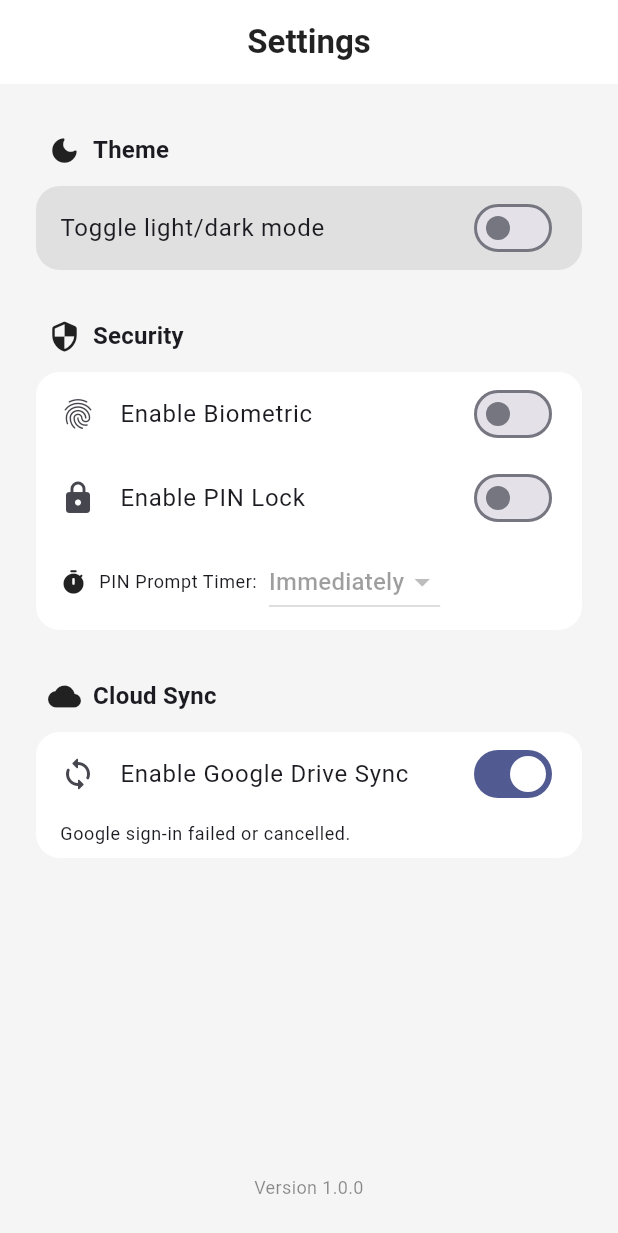
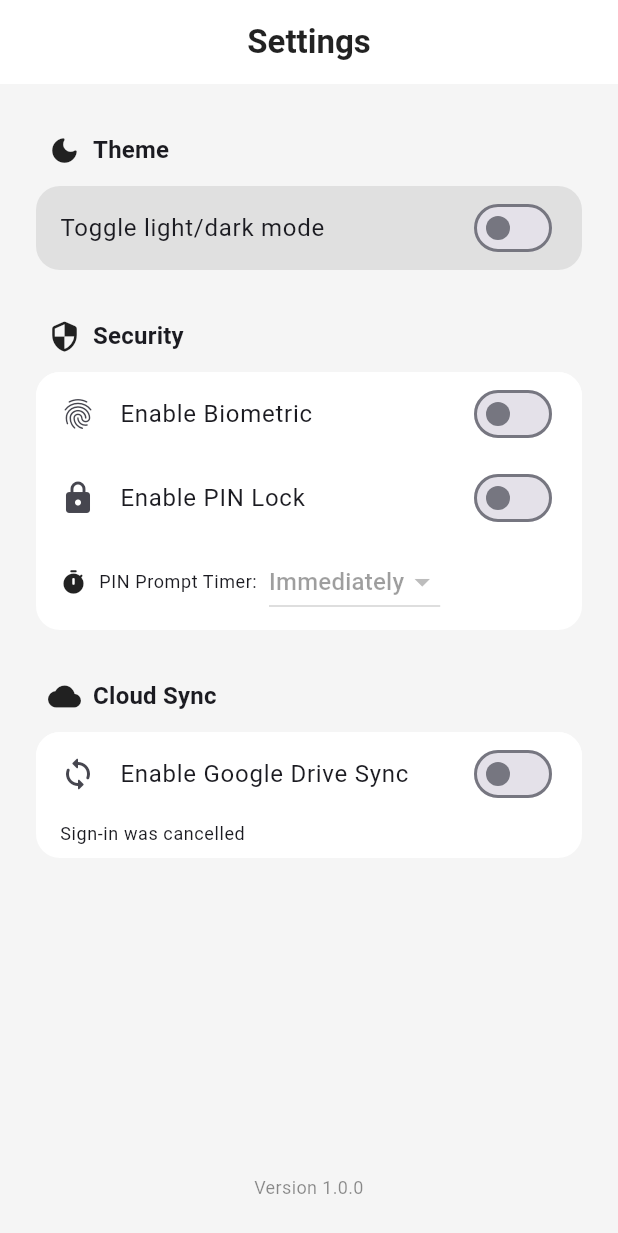
Before and after one commit to kandilidinesh/VaultDeck, a Flutter app: the SettingsPage screen opened directly with empty values, after a tap on "Enable Google Drive Sync", on a phone screen of 412 x 824 dp. Shown: the top 1233 px of the screen. Run offline on Flutter 3.47's test engine with Material 3 defaults, Android fonts, the phone set to English and light mode, and no system bars; our stand-ins replace flutter_secure_storage, flutter_svg, google_sign_in, hive, hive_flutter, local_auth; missing offline and left inert: googleapis; accounts and stored records are empty.

Commit message:
Add cloud sync functionality with Google Drive and iCloud support
- Introduced CloudSyncService for managing cloud synchronization.
- Implemented methods for enabling/disabling cloud sync and performing sync operations.
- Updated CloudSyncSection to utilize CloudSyncService for status updates and user interactions.
- Added error handling and user-friendly messages for sync operations.
- Created unit tests for CloudSyncService to ensure functionality and reliability.
- Updated pubspec.yaml to include mockito for testing.
- Added mock classes for testing cloud sync functionality.

```diff
--- a/lib/screens/cloud_sync_section.dart
+++ b/lib/screens/cloud_sync_section.dart
@@ -1,9 +1,6 @@
 import 'package:flutter/material.dart';
 import 'dart:io' show Platform;
-import 'package:google_sign_in/google_sign_in.dart';
-import 'package:googleapis/drive/v3.dart' as drive;
-import 'package:http/http.dart' as http;
-import 'package:flutter/services.dart';
+import '../services/cloud_sync_service.dart';
 
 class CloudSyncSection extends StatefulWidget {
   const CloudSyncSection({super.key});
@@ -13,129 +10,181 @@ class CloudSyncSection extends StatefulWidget {
 }
 
 class _CloudSyncSectionState extends State<CloudSyncSection> {
-  bool _cloudEnabled = false;
+  final CloudSyncService _cloudSyncService = CloudSyncService();
   bool _syncing = false;
   String _status = 'Not synced';
-  drive.DriveApi? _driveApi;
+  bool _showRetryButton = false;
+
+  @override
+  void initState() {
+    super.initState();
+    _initializeCloudSync();
+  }
+
+  Future<void> _initializeCloudSync() async {
+    await _cloudSyncService.initialize();
+    _updateStatus();
+  }
+
+  void _updateStatus() {
+    setState(() {
+      _status = _cloudSyncService.getLastSyncStatus();
+      _showRetryButton = false;
+    });
+  }
 
   void _toggleCloud(bool value) async {
+    if (value && !_cloudSyncService.cloudEnabled) {
+      // Enable cloud sync
+      await _enableCloudSync();
+    } else if (!value && _cloudSyncService.cloudEnabled) {
+      // Disable cloud sync
+      await _disableCloudSync();
+    }
+  }
+
+  Future<void> _enableCloudSync() async {
     setState(() {
-      _cloudEnabled = value;
+      _syncing = true;
+      _status = 'Setting up cloud sync...';
+      _showRetryButton = false;
     });
-    if (value) {
-      if (Platform.isAndroid) {
-        final signedIn = await _signInWithGoogle();
 
-        if (signedIn && _driveApi != null) {
-          await _syncWithGoogleDrive();
+    try {
+      final success = await _cloudSyncService.enableCloudSync();
+      if (success) {
+        setState(() {
+          _status = 'Successfully synced ${_cloudSyncService.getCardCount()} cards!';
+          _showRetryButton = false;
+        });
       } else {
         setState(() {
-            _status = 'Google sign-in failed or cancelled.';
+          _status = 'Failed to enable cloud sync';
+          _showRetryButton = true;
         });
       }
-      } else if (Platform.isIOS) {
-        await _syncWithICloud();
-      }
-    } else {
+    } catch (e) {
       setState(() {
-        _status = Platform.isIOS
-            ? 'iCloud sync disabled'
-            : 'Google Drive sync disabled';
+        _status = e.toString();
+        _showRetryButton = _shouldShowRetryButton(e.toString());
+      });
+    } finally {
+      setState(() {
+        _syncing = false;
       });
     }
   }
 
-  Future<bool> _signInWithGoogle() async {
-    final googleSignIn = GoogleSignIn.standard(
-      scopes: [drive.DriveApi.driveFileScope],
-    );
+  Future<void> _disableCloudSync() async {
     try {
-      final account = await googleSignIn.signIn();
-
-      if (account == null) {
+      await _cloudSyncService.disableCloudSync();
       setState(() {
-          _status = 'Google sign-in cancelled';
+        _status = 'Cloud sync disabled';
+        _showRetryButton = false;
       });
-        return false;
-      }
-      final authHeaders = await account.authHeaders;
-
-      final client = GoogleAuthClient(authHeaders);
-      setState(() {
-        _driveApi = drive.DriveApi(client);
-        _status = 'Signed in as ${account.email}';
-      });
-
-      return true;
     } catch (e) {
       setState(() {
-        _status = 'Google sign-in failed: $e';
+        _status = 'Failed to disable cloud sync: ${e.toString()}';
+        _showRetryButton = false;
       });
-      return false;
     }
   }
 
-  Future<void> _syncWithGoogleDrive() async {
+  Future<void> _manualSync() async {
+    if (!_cloudSyncService.cloudEnabled) return;
+
     setState(() {
       _syncing = true;
-      _status = 'Syncing with Google Drive...';
+      _status = 'Syncing...';
+      _showRetryButton = false;
     });
+
     try {
-      if (_driveApi != null) {
-        var file = drive.File();
-        file.name = 'vault_deck.txt';
-        file.mimeType = 'text/plain';
-
-        await _driveApi!.files.create(
-          file,
-          uploadMedia: drive.Media(
-            Stream.value([104, 101, 108, 108, 111]), // 'hello' as bytes
-            5,
-          ),
-        );
-
+      final success = await _cloudSyncService.performSync();
+      if (success) {
         setState(() {
-          _status = 'Synced to Google Drive!';
+          _status = 'Successfully synced ${_cloudSyncService.getCardCount()} cards!';
+          _showRetryButton = false;
         });
       } else {
         setState(() {
-          _status = 'Google Drive API not initialized.';
+          _status = 'Sync failed';
+          _showRetryButton = true;
         });
       }
     } catch (e) {
       setState(() {
-        _status = 'Google Drive sync failed: $e';
+        _status = e.toString();
+        _showRetryButton = _shouldShowRetryButton(e.toString());
       });
-    }
+    } finally {
       setState(() {
         _syncing = false;
       });
     }
+  }
 
-  Future<void> _syncWithICloud() async {
-    setState(() {
-      _syncing = true;
-      _status = 'Syncing with iCloud...';
-    });
-    final platform = MethodChannel('VaultDeck/icloud');
-    try {
-      // Example file content and name
-      final result = await platform.invokeMethod('saveToICloud', {
-        'fileName': 'vault_deck.txt',
-        'content': 'hello', // Replace with your actual data
-      });
-      setState(() {
-        _status = result ?? 'iCloud sync complete';
-      });
-    } catch (e) {
-      setState(() {
-        _status = 'iCloud sync failed';
-        _cloudEnabled = false;
-      });
+  bool _shouldShowRetryButton(String errorMessage) {
+    // Show retry button for recoverable errors
+    final retryableErrors = [
+      'network',
+      'connection',
+      'timeout',
+      'temporarily',
+      'try again',
+      'check your',
+      'ensure you',
+    ];
+
+    final lowerError = errorMessage.toLowerCase();
+    return retryableErrors.any((error) => lowerError.contains(error));
   }
-    setState(() {
-      _syncing = false;
-    });
+
+  void _showErrorDetails() {
+    showDialog(
+      context: context,
+      builder: (context) => AlertDialog(
+        title: const Text('Cloud Sync Issue'),
+        content: Column(
+          mainAxisSize: MainAxisSize.min,
+          crossAxisAlignment: CrossAxisAlignment.start,
+          children: [
+            Text(_status),
+            const SizedBox(height: 16),
+            const Text(
+              'Troubleshooting tips:',
+              style: TextStyle(fontWeight: FontWeight.bold),
+            ),
+            const SizedBox(height: 8),
+            if (Platform.isIOS) ...[
+              const Text('• Check if iCloud Drive is enabled in Settings'),
+              const Text('• Ensure you\'re signed in to iCloud'),
+              const Text('• Check your internet connection'),
+              const Text('• Try signing out and back into iCloud'),
+            ] else ...[
+              const Text('• Check your internet connection'),
+              const Text('• Ensure you\'re signed in to Google'),
+              const Text('• Check Google Drive permissions'),
+              const Text('• Try signing out and back into Google'),
+            ],
+          ],
+        ),
+        actions: [
+          TextButton(
+            onPressed: () => Navigator.of(context).pop(),
+            child: const Text('OK'),
+          ),
+          if (_showRetryButton)
+            TextButton(
+              onPressed: () {
+                Navigator.of(context).pop();
+                _manualSync();
+              },
+              child: const Text('Retry'),
+            ),
+        ],
+      ),
+    );
   }
 
   @override
@@ -147,6 +196,7 @@ class _CloudSyncSectionState extends State<CloudSyncSection> {
         ? 'Enable iCloud Sync'
         : 'Enable Google Drive Sync';
     final screenWidth = MediaQuery.of(context).size.width;
+
     return Column(
       crossAxisAlignment: CrossAxisAlignment.start,
       children: [
@@ -188,7 +238,7 @@ class _CloudSyncSectionState extends State<CloudSyncSection> {
                       overflow: TextOverflow.ellipsis,
                     ),
                   ),
-                  value: _cloudEnabled,
+                  value: _cloudSyncService.cloudEnabled,
                   onChanged: _toggleCloud,
                   secondary: const Icon(Icons.sync_rounded),
                   tileColor: tileBg,
@@ -196,6 +246,16 @@ class _CloudSyncSectionState extends State<CloudSyncSection> {
                     borderRadius: BorderRadius.all(Radius.circular(16)),
                   ),
                   contentPadding: const EdgeInsets.symmetric(horizontal: 16),
+                ),
+                if (_cloudSyncService.cloudEnabled && _cloudSyncService.currentUserEmail != null)
+                  Padding(
+                    padding: const EdgeInsets.symmetric(horizontal: 16),
+                    child: Text(
+                      'Signed in as: ${_cloudSyncService.currentUserEmail}',
+                      style: Theme.of(context).textTheme.bodySmall?.copyWith(
+                        color: Colors.grey[600],
+                      ),
+                    ),
                   ),
                 Padding(
                   padding: const EdgeInsets.only(
@@ -214,16 +274,36 @@ class _CloudSyncSectionState extends State<CloudSyncSection> {
                         ),
                       if (_syncing) const SizedBox(width: 8),
                       Expanded(
+                        child: GestureDetector(
+                          onTap: _status.contains('failed') || _status.contains('error')
+                              ? _showErrorDetails
+                              : null,
                           child: FittedBox(
                             fit: BoxFit.scaleDown,
                             alignment: Alignment.centerLeft,
                             child: Text(
                               _status,
-                            style: Theme.of(context).textTheme.bodySmall,
+                              style: Theme.of(context).textTheme.bodySmall?.copyWith(
+                                color: _status.contains('failed') || _status.contains('error')
+                                    ? Colors.red
+                                    : null,
+                                decoration: _status.contains('failed') || _status.contains('error')
+                                    ? TextDecoration.underline
+                                    : null,
+                              ),
                               maxLines: 1,
                               overflow: TextOverflow.ellipsis,
                             ),
                           ),
+                        ),
+                      ),
+                      if (_cloudSyncService.cloudEnabled && !_syncing)
+                        IconButton(
+                          icon: const Icon(Icons.refresh, size: 18),
+                          onPressed: _manualSync,
+                          tooltip: 'Manual sync',
+                          padding: EdgeInsets.zero,
+                          constraints: const BoxConstraints(),
                         ),
                     ],
                   ),
@@ -236,15 +316,3 @@ class _CloudSyncSectionState extends State<CloudSyncSection> {
     );
   }
 }
-
-// GoogleAuthClient implementation for googleapis
-class GoogleAuthClient extends http.BaseClient {
-  final Map<String, String> _headers;
-  final http.Client _client = http.Client();
-  GoogleAuthClient(this._headers);
-  @override
-  Future<http.StreamedResponse> send(http.BaseRequest request) {
-    request.headers.addAll(_headers);
-    return _client.send(request);
-  }
-}
--- /dev/null
+++ b/lib/services/cloud_sync_service.dart
@@ -0,0 +1,316 @@
+import 'dart:io' show Platform, SocketException;
+import 'dart:convert';
+import 'dart:async' show TimeoutException;
+import 'package:hive/hive.dart';
+import 'package:google_sign_in/google_sign_in.dart';
+import 'package:googleapis/drive/v3.dart' as drive;
+import 'package:http/http.dart' as http;
+import 'package:flutter/services.dart';
+import '../models/card_model.dart';
+import 'card_storage.dart';
+
+class CloudSyncService {
+  static const String _syncFileName = 'vaultdeck_cards.json';
+  static const String _settingsBox = 'settingsBox';
+  static const String _cloudSyncEnabledKey = 'cloudSyncEnabled';
+  static const String _lastSyncTimeKey = 'lastSyncTime';
+  static const String _cloudUserEmailKey = 'cloudUserEmail';
+
+  drive.DriveApi? _driveApi;
+  String? _currentUserEmail;
+  DateTime? _lastSyncTime;
+  bool _cloudEnabled = false;
+
+  // Singleton pattern
+  static final CloudSyncService _instance = CloudSyncService._internal();
+  factory CloudSyncService() => _instance;
+  CloudSyncService._internal();
+
+  // Getters
+  bool get cloudEnabled => _cloudEnabled;
+  String? get currentUserEmail => _currentUserEmail;
+  DateTime? get lastSyncTime => _lastSyncTime;
+  drive.DriveApi? get driveApi => _driveApi;
+
+  Future<void> initialize() async {
+    await _loadCloudSyncState();
+  }
+
+  Future<void> _loadCloudSyncState() async {
+    final box = await Hive.openBox(_settingsBox);
+    _cloudEnabled = box.get(_cloudSyncEnabledKey, defaultValue: false);
+    _lastSyncTime = box.get(_lastSyncTimeKey) != null
+        ? DateTime.parse(box.get(_lastSyncTimeKey))
+        : null;
+    _currentUserEmail = box.get(_cloudUserEmailKey);
+  }
+
+  Future<void> _saveCloudSyncState() async {
+    final box = await Hive.openBox(_settingsBox);
+    await box.put(_cloudSyncEnabledKey, _cloudEnabled);
+    if (_lastSyncTime != null) {
+      await box.put(_lastSyncTimeKey, _lastSyncTime!.toIso8601String());
+    }
+    if (_currentUserEmail != null) {
+      await box.put(_cloudUserEmailKey, _currentUserEmail);
+    }
+  }
+
+  String _getUserFriendlyErrorMessage(dynamic error) {
+    if (error is PlatformException) {
+      switch (error.code) {
+        case 'NO_ICLOUD':
+          return 'iCloud Drive is not available. Please check your iCloud settings and ensure you\'re signed in.';
+        case 'NETWORK_ERROR':
+          return 'Network connection is required for cloud sync. Please check your internet connection.';
+        case 'AUTHENTICATION_FAILED':
+          return 'Authentication failed. Please try signing in again.';
+        case 'PERMISSION_DENIED':
+          return 'Permission denied. Please check your cloud storage permissions.';
+        case 'STORAGE_FULL':
+          return 'Cloud storage is full. Please free up some space and try again.';
+        case 'FILE_NOT_FOUND':
+          return 'Sync file not found. This may be your first sync.';
+        case 'QUOTA_EXCEEDED':
+          return 'Cloud storage quota exceeded. Please upgrade your storage plan.';
+        default:
+          return 'Cloud sync failed. Please try again later.';
+      }
+    } else if (error is SocketException) {
+      return 'No internet connection. Please check your network settings.';
+    } else if (error is TimeoutException) {
+      return 'Sync timed out. Please check your connection and try again.';
+    } else if (error is CloudSyncException) {
+      return error.message;
+    } else {
+      // For any other unexpected errors, show a generic message
+      return 'Something went wrong. Please try again later.';
+    }
+  }
+
+  Future<bool> enableCloudSync() async {
+    if (Platform.isAndroid) {
+      return await _enableGoogleDriveSync();
+    } else if (Platform.isIOS) {
+      return await _enableICloudSync();
+    }
+    return false;
+  }
+
+  Future<bool> _enableGoogleDriveSync() async {
+    try {
+      final signedIn = await _signInWithGoogle();
+      if (signedIn && _driveApi != null) {
+        final syncSuccess = await _syncWithGoogleDrive();
+        if (syncSuccess) {
+          _cloudEnabled = true;
+          await _saveCloudSyncState();
+        }
+        return syncSuccess;
+      }
+      return false;
+    } catch (e) {
+      throw CloudSyncException(_getUserFriendlyErrorMessage(e));
+    }
+  }
+
+  Future<bool> _enableICloudSync() async {
+    try {
+      final syncSuccess = await _syncWithICloud();
+      if (syncSuccess) {
+        _cloudEnabled = true;
+        await _saveCloudSyncState();
+      }
+      return syncSuccess;
+    } catch (e) {
+      throw CloudSyncException(_getUserFriendlyErrorMessage(e));
+    }
+  }
+
+  Future<void> disableCloudSync() async {
+    if (Platform.isAndroid && _driveApi != null) {
+      try {
+        final googleSignIn = GoogleSignIn.standard();
+        await googleSignIn.signOut();
+      } catch (e) {
+        // Ignore sign out errors
+      }
+    }
+
+    _cloudEnabled = false;
+    _currentUserEmail = null;
+    _driveApi = null;
+    await _saveCloudSyncState();
+  }
+
+  Future<bool> _signInWithGoogle() async {
+    final googleSignIn = GoogleSignIn.standard(
+      scopes: [drive.DriveApi.driveFileScope],
+    );
+
+    try {
+      final account = await googleSignIn.signIn();
+      if (account == null) {
+        throw CloudSyncException('Sign-in was cancelled');
+      }
+
+      final authHeaders = await account.authHeaders;
+      final client = GoogleAuthClient(authHeaders);
+
+      _driveApi = drive.DriveApi(client);
+      _currentUserEmail = account.email;
+
+      return true;
+    } catch (e) {
+      if (e is CloudSyncException) {
+        rethrow;
+      }
+      throw CloudSyncException(_getUserFriendlyErrorMessage(e));
+    }
+  }
+
+  Future<bool> _syncWithGoogleDrive() async {
+    if (_driveApi == null) {
+      throw CloudSyncException('Google Drive is not available');
+    }
+
+    try {
+      final cards = CardStorage.getAllCards();
+      final jsonData = _createSyncData(cards);
+      final bytes = utf8.encode(jsonData);
+
+      // Check if file already exists
+      final existingFiles = await _driveApi!.files.list(
+        q: "name='$_syncFileName' and trashed=false",
+      );
+
+      if (existingFiles.files != null && existingFiles.files!.isNotEmpty) {
+        // Update existing file
+        final fileId = existingFiles.files!.first.id;
+        await _driveApi!.files.update(
+          drive.File(),
+          fileId!,
+          uploadMedia: drive.Media(Stream.value(bytes), bytes.length),
+        );
+      } else {
+        // Create new file
+        final file = drive.File()
+          ..name = _syncFileName
+          ..mimeType = 'application/json';
+
+        await _driveApi!.files.create(
+          file,
+          uploadMedia: drive.Media(Stream.value(bytes), bytes.length),
+        );
+      }
+
+      _lastSyncTime = DateTime.now();
+      await _saveCloudSyncState();
+      return true;
+    } catch (e) {
+      throw CloudSyncException(_getUserFriendlyErrorMessage(e));
+    }
+  }
+
+  Future<bool> _syncWithICloud() async {
+    try {
+      final cards = CardStorage.getAllCards();
+      final jsonData = _createSyncData(cards);
+
+      final platform = MethodChannel('VaultDeck/icloud');
+      await platform.invokeMethod('saveToICloud', {
+        'fileName': _syncFileName,
+        'content': jsonData,
+      });
+
+      _lastSyncTime = DateTime.now();
+      await _saveCloudSyncState();
+      return true;
+    } catch (e) {
+      throw CloudSyncException(_getUserFriendlyErrorMessage(e));
+    }
+  }
+
+  String _createSyncData(List<CardModel> cards) {
+    final cardData = cards
+        .map(
+          (card) => {
+            'cardHolderName': card.cardHolderName,
+            'cardNumber': card.cardNumber,
+            'expiryDate': card.expiryDate,
+            'cardType': card.cardType,
+            'cvv': card.cvv,
+            'pin': card.pin,
+            'nickname': card.nickname,
+            'bankName': card.bankName,
+            'notes': card.notes,
+          },
+        )
+        .toList();
+
+    return jsonEncode({
+      'version': '1.0',
+      'lastSync': DateTime.now().toIso8601String(),
+      'cards': cardData,
+    });
+  }
+
+  Future<bool> performSync() async {
+    if (!_cloudEnabled) {
+      throw CloudSyncException('Cloud sync is not enabled');
+    }
+
+    if (Platform.isAndroid) {
+      return await _syncWithGoogleDrive();
+    } else if (Platform.isIOS) {
+      return await _syncWithICloud();
+    }
+
+    return false;
+  }
+
+  String getLastSyncStatus() {
+    if (_lastSyncTime == null) {
+      return 'Never synced';
+    }
+
+    final now = DateTime.now();
+    final difference = now.difference(_lastSyncTime!);
+
+    if (difference.inDays > 0) {
+      return 'Last synced ${difference.inDays} day${difference.inDays == 1 ? '' : 's'} ago';
+    } else if (difference.inHours > 0) {
+      return 'Last synced ${difference.inHours} hour${difference.inHours == 1 ? '' : 's'} ago';
+    } else if (difference.inMinutes > 0) {
+      return 'Last synced ${difference.inMinutes} minute${difference.inMinutes == 1 ? '' : 's'} ago';
+    } else {
+      return 'Last synced just now';
+    }
+  }
+
+  int getCardCount() {
+    return CardStorage.getAllCards().length;
+  }
+}
+
+class CloudSyncException implements Exception {
+  final String message;
+  CloudSyncException(this.message);
+
+  @override
+  String toString() => message;
+}
+
+// GoogleAuthClient implementation for googleapis
+class GoogleAuthClient extends http.BaseClient {
+  final Map<String, String> _headers;
+  final http.Client _client = http.Client();
+
+  GoogleAuthClient(this._headers);
+
+  @override
+  Future<http.StreamedResponse> send(http.BaseRequest request) {
+    request.headers.addAll(_headers);
+    return _client.send(request);
+  }
+}
--- a/pubspec.yaml
+++ b/pubspec.yaml
@@ -58,6 +58,7 @@ dev_dependencies:
   build_runner: ^2.4.9
   hive_generator: ^2.0.1
   flutter_launcher_icons: ^0.13.1
+  mockito: ^5.4.4
 
   # The "flutter_lints" package below contains a set of recommended lints to
   # encourage good coding practices. The lint set provided by the package is
```
Also changed, not shown: pubspec.lock, 2 other files. Lines whose indentation alone changed are shown as unchanged.
